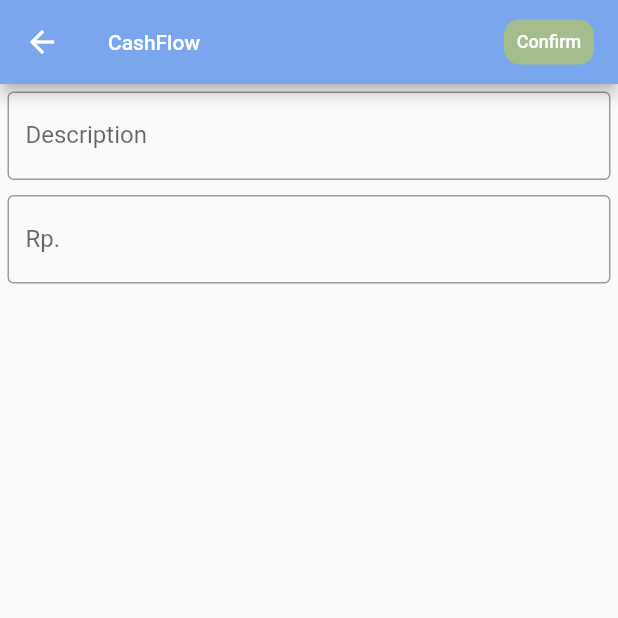
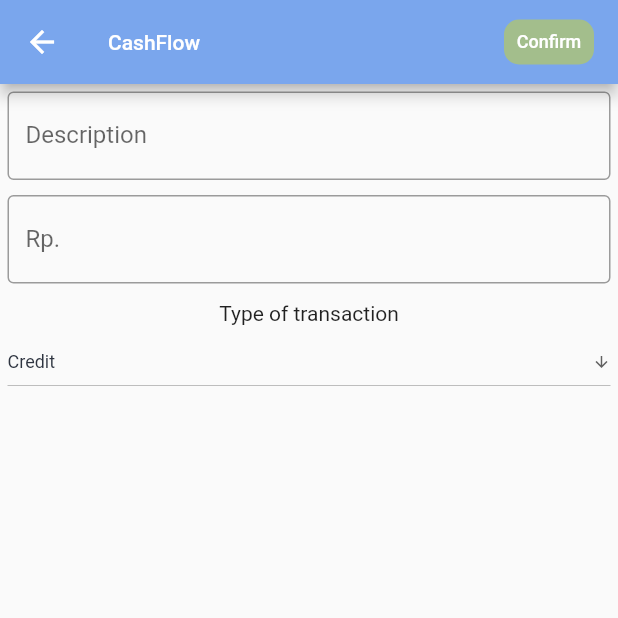
Before and after one commit to aldihsuhandi/cashflow, a Flutter app: the AddView screen opened directly, on a phone screen of 412 x 824 dp, the top half of it. Run offline on Flutter 3.47's test engine with Material 2 defaults, Android fonts, the phone set to English and light mode, and no system bars; our stand-ins replace hexcolor, sqflite; accounts and stored records are empty.

Commit message:
finishing frontend for add menu

```diff
--- a/lib/view/add.dart
+++ b/lib/view/add.dart
@@ -1,9 +1,9 @@
 import 'package:flutter/material.dart';
 
 import 'package:cashflow/controller/entrycontroller.dart';
+import 'package:hexcolor/hexcolor.dart';
 
-class AddView extends StatelessWidget
-{
+class AddView extends StatelessWidget {
   TextEditingController descriptionController = TextEditingController();
   TextEditingController moneyController = TextEditingController();
 
@@ -18,31 +18,21 @@ class AddView extends StatelessWidget
             children: [
               const Text(
                 "CashFlow",
-                style: TextStyle(
-                  fontSize: 14
-                ),
+                style: TextStyle(fontSize: 14),
               ),
               Container(
                 width: 60,
                 height: 30,
                 decoration: const BoxDecoration(
-                  borderRadius: BorderRadius.all(
-                    Radius.circular(10)
-                  ),
+                  borderRadius: BorderRadius.all(Radius.circular(10)),
                   color: Color(0xffa3be8c),
                 ),
                 child: TextButton(
-                  onPressed: (){
+                    onPressed: () {
                       Navigator.pop(context);
                     },
-                  child: const Text(
-                    "Confirm",
-                    style: TextStyle(
-                      color: Colors.white,
-                      fontSize: 12
-                    )
-                  )
-                ),
+                    child: const Text("Confirm",
+                        style: TextStyle(color: Colors.white, fontSize: 12))),
               ),
             ],
           ),
@@ -50,26 +40,64 @@ class AddView extends StatelessWidget
       ),
       body: Container(
         padding: const EdgeInsets.all(5),
-        child: Column(
-          children: [
+        child: Column(children: [
           TextField(
             controller: descriptionController,
             decoration: const InputDecoration(
-                border: OutlineInputBorder(),
-                labelText: 'Description'
-              ),
+                border: OutlineInputBorder(), labelText: 'Description'),
           ),
           const SizedBox(height: 10),
           TextField(
             controller: moneyController,
+            keyboardType: TextInputType.number,
             decoration: const InputDecoration(
-                border: OutlineInputBorder(),
-                labelText: 'Rp. '
+                border: OutlineInputBorder(), labelText: 'Rp. '),
           ),
-            )
-          ]
-        ),
+          const SizedBox(height: 12),
+          Text("Type of transaction"),
+          TypeComboBox()
+        ]),
       ),
     );
   }
 }
+
+class TypeComboBox extends StatefulWidget {
+  @override
+  State<TypeComboBox> createState() => _TypeComboBox();
+}
+
+class _TypeComboBox extends State<TypeComboBox> {
+  List<String> types = ["Credit", "Debit"];
+  String val = "";
+  @override
+  void initState() {
+    // TODO: implement initState
+    super.initState();
+    val = types[0];
+  }
+
+  @override
+  Widget build(BuildContext context) {
+    return DropdownButton<String>(
+      value: val,
+      isExpanded: true,
+      icon: Icon(Icons.arrow_downward),
+      iconSize: 12,
+      elevation: 16,
+      style: const TextStyle(
+        color: Color(0xff2e3440),
+        fontSize: 12,
+        fontWeight: FontWeight.normal,
+      ),
+      onChanged: (String? newVal) {
+        setState(() {
+          val = newVal!;
+        });
+      },
+      items: types.map<DropdownMenuItem<String>>((String value) {
+        return DropdownMenuItem<String>(value: value, child: Text(value));
+      }).toList(),
+    );
+  }
+}
```
Lines whose indentation alone changed are shown as unchanged.
